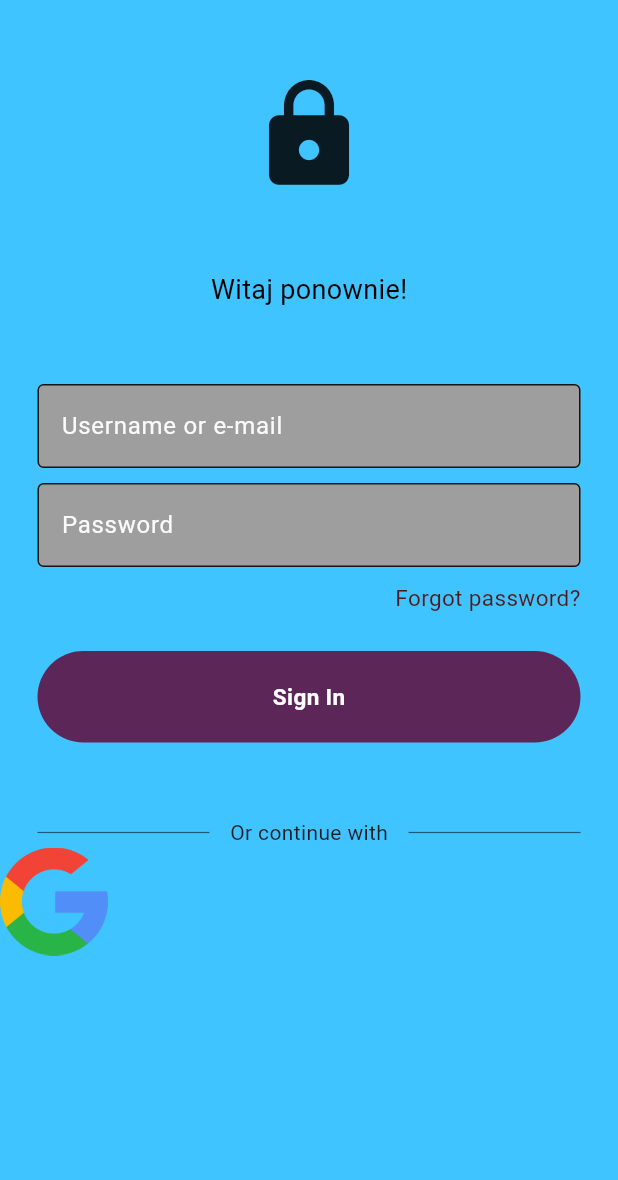
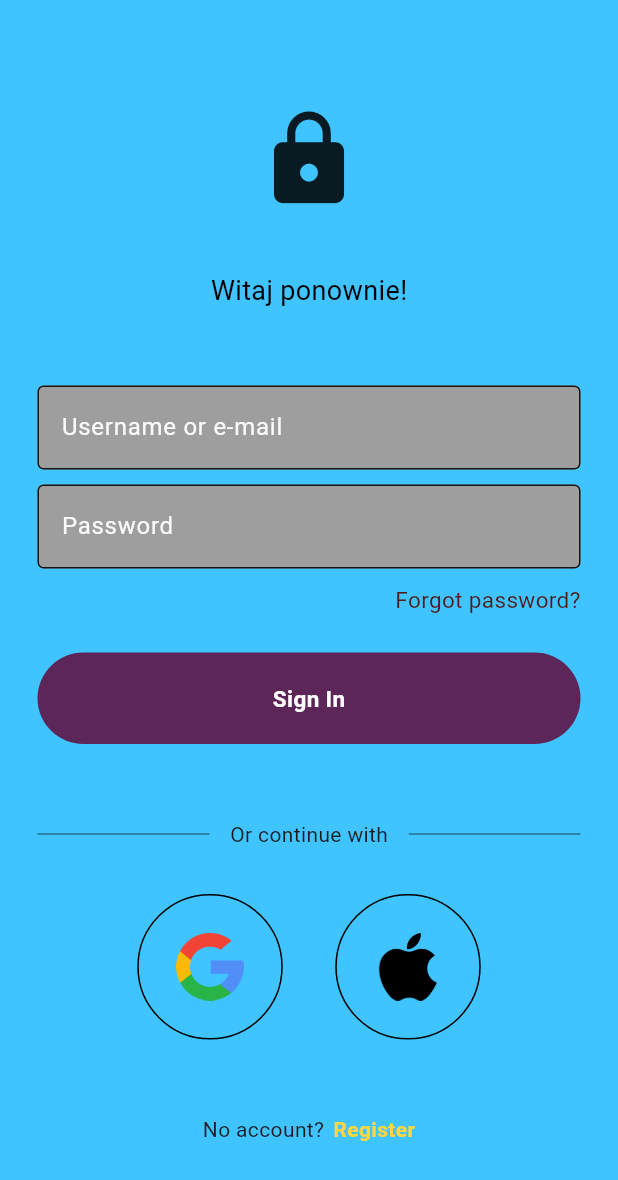
Before and after one commit to Cz-Oscar/AssetWallet, a Flutter app: the screen it shows after launch, on a phone screen of 412 x 824 dp. Shown: the top 1180 px of the screen. Run offline on Flutter 3.47's test engine with Material 3 defaults, Android fonts, the phone set to English and light mode, and no system bars.

Commit message:
Added google and apple sigh in buttons

```diff
--- a/lib/components/square_box.dart
+++ b/lib/components/square_box.dart
@@ -6,6 +6,17 @@ class SquareBox extends StatelessWidget {
 
   @override
   Widget build(BuildContext context) {
-    return const Placeholder();
+    return Container(
+      padding: EdgeInsets.all(25),
+      decoration: BoxDecoration(
+        border: Border.all(),
+        borderRadius: BorderRadius.circular(50),
+        // color: Colors.grey,
+      ),
+      child: Image.asset(
+        imagePath,
+        height: 45,
+      ),
+    );
   }
 }
--- a/lib/pages/login_page.dart
+++ b/lib/pages/login_page.dart
@@ -1,5 +1,6 @@
 import 'package:flutter/material.dart';
 import 'package:flutter_asset_wallet/components/button.dart';
+import 'package:flutter_asset_wallet/components/square_box.dart';
 import 'package:flutter_asset_wallet/components/textfield.dart';
 
 class LoginPage extends StatelessWidget {
@@ -19,17 +20,18 @@ class LoginPage extends StatelessWidget {
       body: SafeArea(
         child: Center(
           child: Column(
+            mainAxisAlignment: MainAxisAlignment.center,
             children: [
               const SizedBox(
-                height: 50,
+                height: 10,
               ),
               // entrance logo
               Icon(
                 Icons.lock,
-                size: 80,
+                size: 70,
               ),
               const SizedBox(
-                height: 50,
+                height: 40,
               ),
               // welcome
               Text(
@@ -127,21 +129,49 @@ class LoginPage extends StatelessWidget {
                     ),
                   ],
                 ),
-              )
+              ),
 
+              const SizedBox(
+                height: 30,
+              ),
               // google
-              ,
+
               Row(
+                mainAxisAlignment: MainAxisAlignment.center,
+                children: const [
+                  // google
+
+                  SquareBox(imagePath: 'lib/images/google_logo.png'),
+
+                  const SizedBox(width: 35),
+
+                  // apple
+
+                  SquareBox(imagePath: 'lib/images/apple_logo.png'),
+                ],
+              ),
+
+              const SizedBox(
+                height: 50,
+              ),
+
+              // register button
+              Row(
+                mainAxisAlignment: MainAxisAlignment.center,
                 children: [
-                  Image.asset(
-                    'lib/images/google_logo.png',
-                    height: 72,
+                  Text('No account?'),
+                  const SizedBox(
+                    width: 6,
+                  ),
+                  const Text(
+                    'Register',
+                    style: TextStyle(
+                      color: Colors.amberAccent,
+                      fontWeight: FontWeight.bold,
+                    ),
                   ),
                 ],
               )
-              // apple
-
-              // register button
             ],
           ),
         ),
--- a/pubspec.yaml
+++ b/pubspec.yaml
@@ -58,7 +58,7 @@ flutter:
 
   # To add assets to your application, add an assets section, like this:
   assets:
-    - lib/images/google_logo.png
+    - lib/images/
 
   # An image asset can refer to one or more resolution-specific "variants", see
   # https://flutter.dev/to/resolution-aware-images
```
